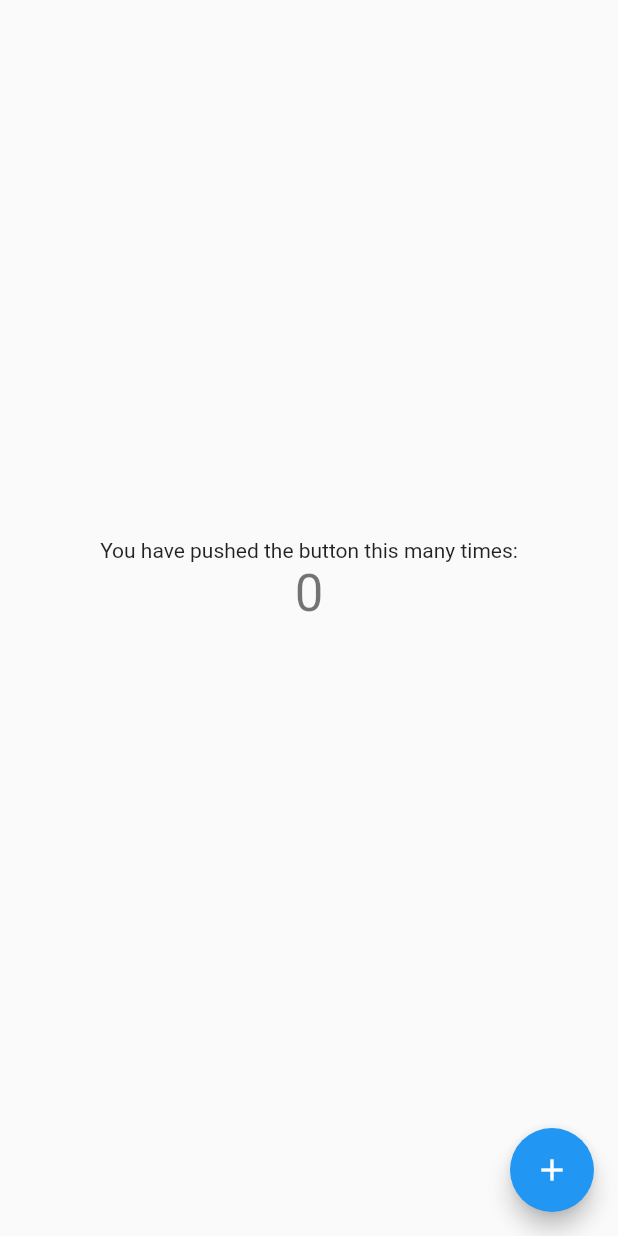
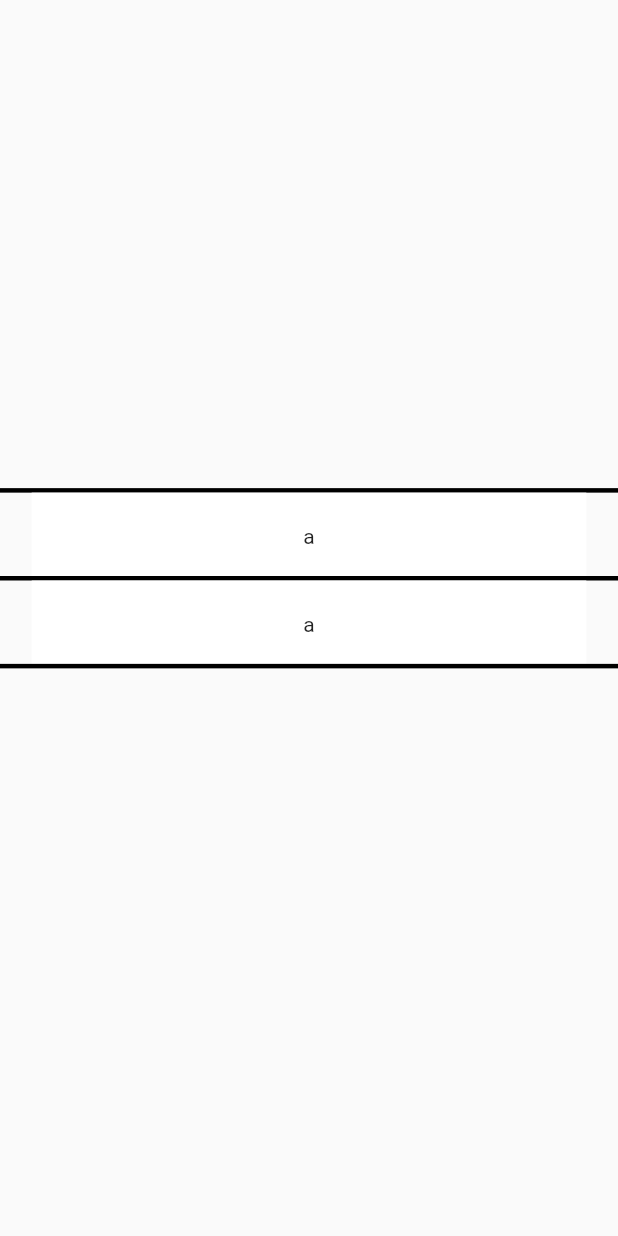
Before and after one commit to hryoshihara0692/Todo, a Flutter app: the HomePage screen opened by its route, on a phone screen of 412 x 824 dp. Run offline on Flutter 3.47's test engine with Material 2 defaults, Android fonts, the phone set to English and light mode, and no system bars; drawn by our look-alikes of google_mobile_ads; our stand-ins replace firebase_core, go_router; accounts and stored records are empty; network calls fail.

Commit message:
2023/11/15 Todoの枠を作成しホーム画面に配置

```diff
--- a/lib/pages/home.dart
+++ b/lib/pages/home.dart
@@ -6,6 +6,7 @@ import 'package:google_mobile_ads/google_mobile_ads.dart';
 
 // Project imports:
 import 'package:todo/components/ad_mob.dart';
+import 'package:todo/widgets/todo.dart';
 
 class HomePage extends StatefulWidget {
   const HomePage({super.key});
@@ -42,13 +43,29 @@ class _HomePageState extends State<HomePage> {
       body: Center(
         child: Column(
           mainAxisAlignment: MainAxisAlignment.center,
-          children: <Widget>[
-            const Text(
-              'You have pushed the button this many times:',
+          children: [
+            const Divider(
+              height: 0,
+              thickness: 3,
+              indent: 0,
+              endIndent: 0,
+              color: Colors.black,
             ),
-            Text(
-              '$_counter',
-              style: Theme.of(context).textTheme.headlineMedium,
+            Todo(),
+            const Divider(
+              height: 0,
+              thickness: 3,
+              indent: 0,
+              endIndent: 0,
+              color: Colors.black,
+            ),
+            Todo(),
+            const Divider(
+              height: 0,
+              thickness: 3,
+              indent: 0,
+              endIndent: 0,
+              color: Colors.black,
             ),
             FutureBuilder(
                 future: AdSize.getAnchoredAdaptiveBannerAdSize(
@@ -71,11 +88,6 @@ class _HomePageState extends State<HomePage> {
           ],
         ),
       ),
-      floatingActionButton: FloatingActionButton(
-        onPressed: _incrementCounter,
-        tooltip: 'Increment',
-        child: const Icon(Icons.add),
-      ),
     );
   }
 }
--- /dev/null
+++ b/lib/widgets/todo.dart
@@ -0,0 +1,26 @@
+
+import 'package:flutter/material.dart';
+import 'package:todo/screen_pod.dart';
+
+class Todo extends StatelessWidget {
+
+  const Todo({super.key});
+
+  @override
+  Widget build(BuildContext context) {
+
+    final screen = ScreenRef(context).watch(screenProvider);
+    final designW = screen.designW(350);
+    final designH = screen.designH(60);
+
+    return Container(
+      width: designW,
+      height: designH,
+      decoration: const BoxDecoration(
+        shape: BoxShape.rectangle,
+        color: Colors.white,
+      ),
+      child: const Center(child: Text('a')),
+    );
+  }
+}
```
